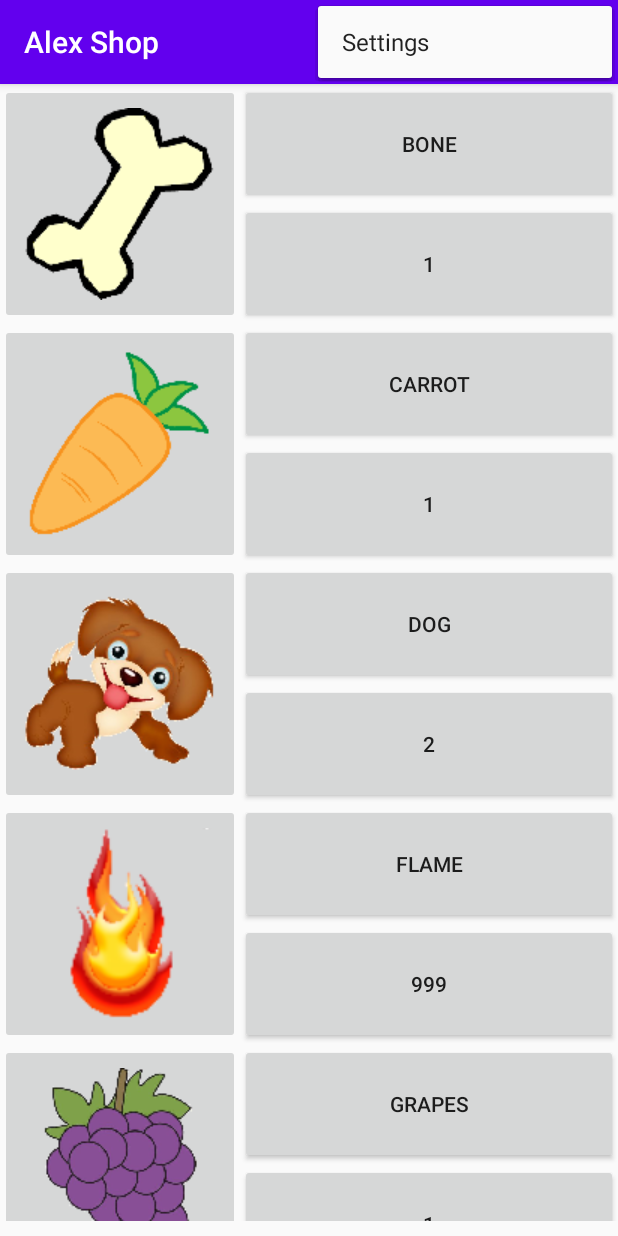
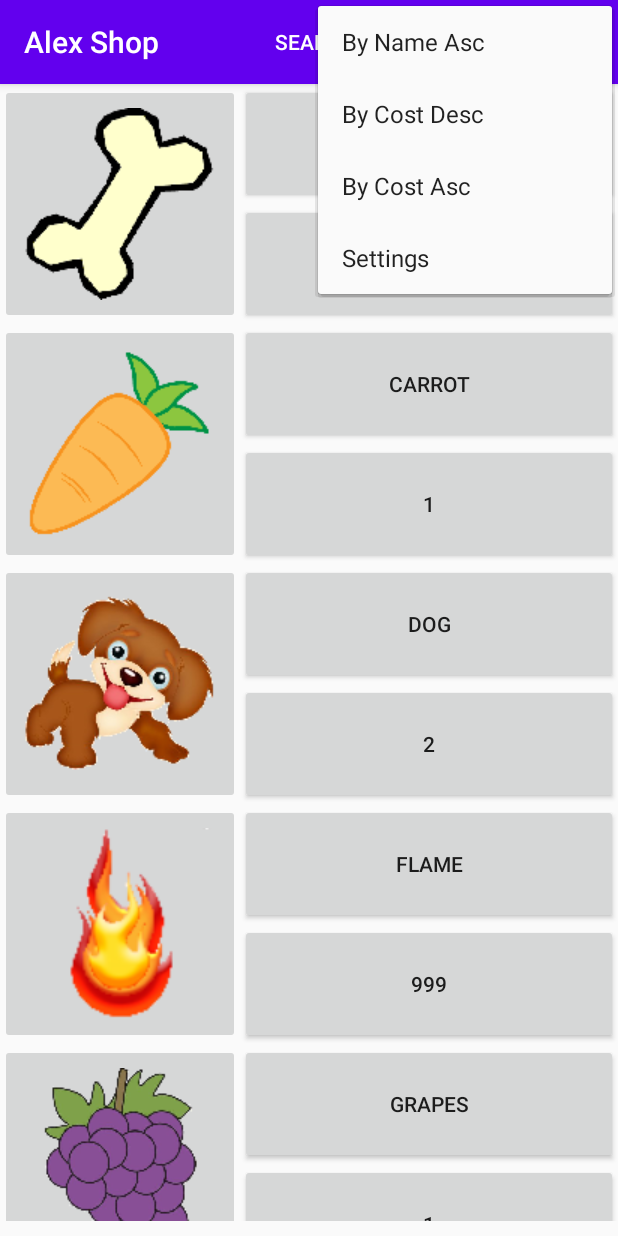
Before and after one commit to ab054/ShoppingApp, an Android app: the screen it shows after launch (ShoppingActivity), with the options menu open, on a phone screen of 412 x 824 dp. Run offline under Robolectric (Android 15) with nearby library versions, the phone set to English and light mode, and no system bars.

Commit message:
sorting added

```diff
--- a/app/src/main/res/menu/menu_scrolling.xml
+++ b/app/src/main/res/menu/menu_scrolling.xml
@@ -9,6 +9,31 @@
         app:showAsAction="never" />
 
     <item
+        android:id="@+id/sort_name_desc"
+        android:orderInCategory="1"
+        android:title="@string/sort_name_desc"
+        app:showAsAction="ifRoom" />
+
+    <item
+        android:id="@+id/sort_name_asc"
+        android:orderInCategory="1"
+        android:title="@string/sort_name_asc"
+        app:showAsAction="ifRoom" />
+
+    <item
+        android:id="@+id/sort_cost_desc"
+        android:orderInCategory="1"
+        android:title="@string/sort_cost_desc"
+        app:showAsAction="ifRoom" />
+
+    <item
+        android:id="@+id/sort_cost_asc"
+        android:orderInCategory="1"
+        android:title="@string/sort_cost_asc"
+        app:showAsAction="ifRoom" />
+
+
+    <item
         android:id="@+id/search"
         android:title="Search"
         app:actionViewClass="android.widget.SearchView"
--- a/app/src/main/res/values/strings.xml
+++ b/app/src/main/res/values/strings.xml
@@ -10,4 +10,8 @@
     <string name="invalid_password">Password must be >5 characters</string>
     <string name="login_failed">"Login failed"</string>
     <string name="action_settings">Settings</string>
+    <string name="sort_name_desc">By Name Desc</string>
+    <string name="sort_name_asc">By Name Asc</string>
+    <string name="sort_cost_desc">By Cost Desc</string>
+    <string name="sort_cost_asc">By Cost Asc</string>
 </resources>
```
Also changed, not shown: app/src/main/java/com/example/scrollingactivity/ui/shop/ItemListAdapter.java (+46 -0 lines), app/src/main/java/com/example/scrollingactivity/ui/shop/ShoppingActivity.java (+21 -0 lines).
